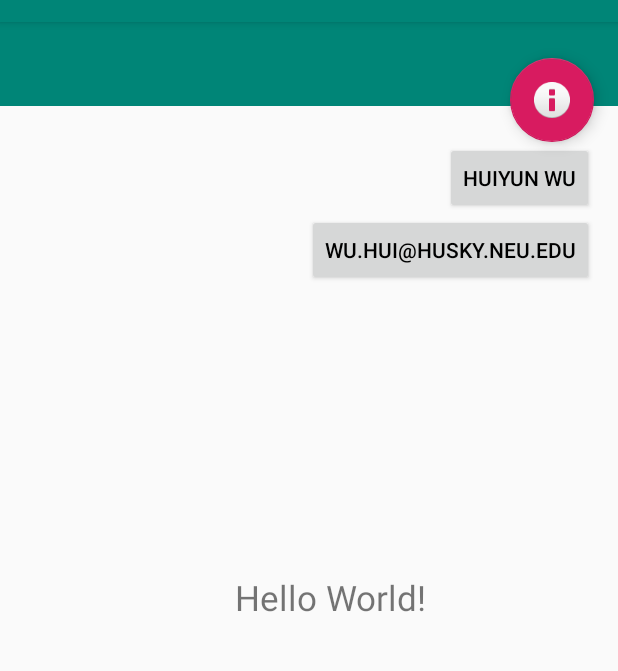
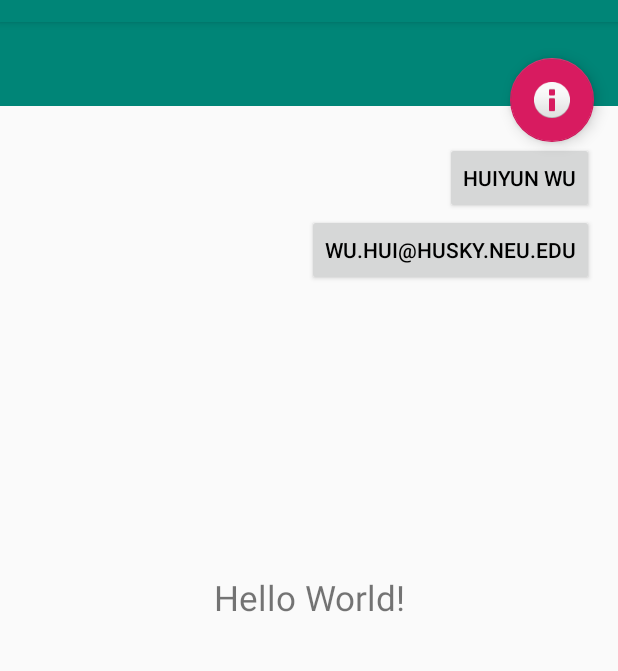
Before and after one commit to hwu63/NUMAD20S-HuiyunWu, an Android app: the screen it shows after launch (MainActivity), after a tap on an icon or button, on a phone screen of 412 x 824 dp, the part 62-733 px from its top. Run offline under Robolectric (Android 15) with nearby library versions, the phone set to English and light mode, and no system bars.

Commit message:
for internal

```diff
--- a/app/src/main/res/layout/activity_main.xml
+++ b/app/src/main/res/layout/activity_main.xml
@@ -10,14 +10,11 @@
         android:id="@+id/HelloWord"
         android:layout_width="0dp"
         android:layout_height="0dp"
-        android:layout_marginStart="155dp"
-        android:layout_marginEnd="55dp"
         android:gravity="center"
         android:text="Hello World!"
         android:textSize="23sp"
         app:layout_constraintBottom_toBottomOf="parent"
         app:layout_constraintEnd_toEndOf="parent"
-        app:layout_constraintEnd_toStartOf="@+id/about"
         app:layout_constraintStart_toStartOf="parent"
         app:layout_constraintTop_toTopOf="parent" />
 
@@ -76,7 +73,6 @@
         android:clickable="true"
         android:onClick="display_about"
         app:layout_constraintEnd_toEndOf="parent"
-        app:layout_constraintStart_toEndOf="@+id/HelloWord"
         app:layout_constraintTop_toTopOf="parent"
         app:srcCompat="@android:drawable/ic_dialog_info" />
 
```
